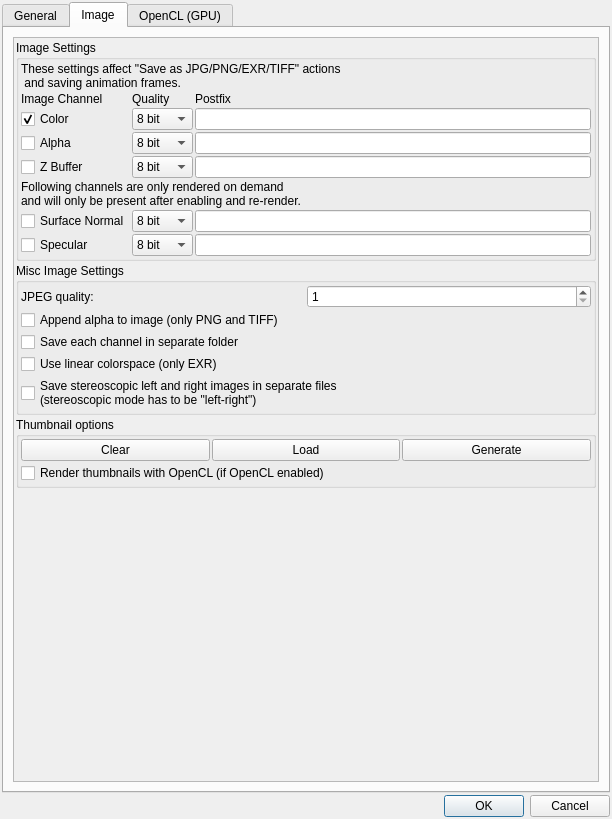
Above: mandelbulber2/qt/preferences_dialog.ui from buddhi1980/mandelbulber2 before the change. Below: the same form after it.
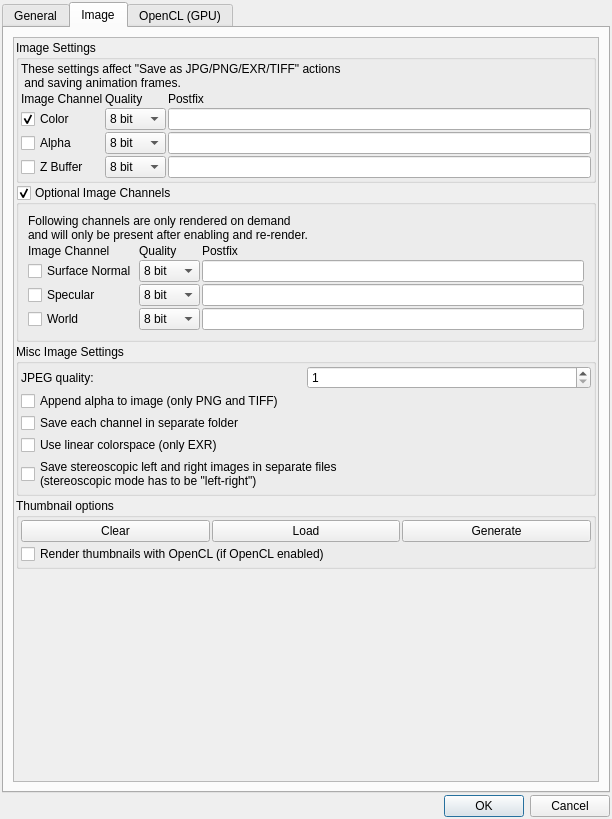
That is the form after the change. The open tabs and pages were chosen to show the change. Icons and pictures are not drawn. Custom widgets are drawn as their Qt base class.

Commit message: moved optional image channels to own group-check

What changed in the file:
```diff
--- a/mandelbulber2/qt/preferences_dialog.ui
+++ b/mandelbulber2/qt/preferences_dialog.ui
@@ -595,8 +595,8 @@
            <rect>
             <x>0</x>
             <y>0</y>
-            <width>588</width>
-            <height>743</height>
+            <width>584</width>
+            <height>716</height>
            </rect>
           </property>
           <layout class="QVBoxLayout" name="verticalLayout_image">
@@ -775,7 +775,26 @@
                   </property>
                  </widget>
                 </item>
-                <item row="4" column="0" colspan="3">
+               </layout>
+              </item>
+             </layout>
+            </widget>
+           </item>
+           <item>
+            <layout class="QVBoxLayout" name="verticalLayout_10">
+             <item>
+              <widget class="MyGroupBox" name="groupCheck_optional_image_channels">
+               <property name="title">
+                <string>Optional Image Channels</string>
+               </property>
+               <property name="checkable">
+                <bool>true</bool>
+               </property>
+               <layout class="QGridLayout" name="gridLayout_optional_image_channels">
+                <property name="spacing">
+                 <number>2</number>
+                </property>
+                <item row="0" column="0" colspan="3">
                  <widget class="QLabel" name="label_rerender_required_info">
                   <property name="text">
                    <string>Following channels are only rendered on demand
@@ -783,14 +802,35 @@
                   </property>
                  </widget>
                 </item>
-                <item row="5" column="0">
+                <item row="1" column="0">
+                 <widget class="QLabel" name="label_10">
+                  <property name="text">
+                   <string>Image Channel</string>
+                  </property>
+                 </widget>
+                </item>
+                <item row="1" column="1">
+                 <widget class="QLabel" name="label_8">
+                  <property name="text">
+                   <string>Quality</string>
+                  </property>
+                 </widget>
+                </item>
+                <item row="1" column="2">
+                 <widget class="QLabel" name="label_9">
+                  <property name="text">
+                   <string>Postfix</string>
+                  </property>
+                 </widget>
+                </item>
+                <item row="2" column="0">
                  <widget class="MyCheckBox" name="checkBox_normal_enabled">
                   <property name="text">
                    <string>Surface Normal</string>
                   </property>
                  </widget>
                 </item>
-                <item row="5" column="1">
+                <item row="2" column="1">
                  <widget class="MyComboBox" name="comboBox_normal_quality">
                   <item>
                    <property name="text">
@@ -809,21 +849,21 @@
                   </item>
                  </widget>
                 </item>
-                <item row="5" column="2">
+                <item row="2" column="2">
                  <widget class="MyLineEdit" name="text_normal_postfix">
                   <property name="text">
                    <string/>
                   </property>
                  </widget>
                 </item>
-                <item row="6" column="0">
+                <item row="3" column="0">
                  <widget class="MyCheckBox" name="checkBox_specular_enabled">
                   <property name="text">
                    <string>Specular</string>
                   </property>
                  </widget>
                 </item>
-                <item row="6" column="1">
+                <item row="3" column="1">
                  <widget class="MyComboBox" name="comboBox_specular_quality">
                   <item>
                    <property name="text">
@@ -842,17 +882,50 @@
                   </item>
                  </widget>
                 </item>
-                <item row="6" column="2">
+                <item row="3" column="2">
                  <widget class="MyLineEdit" name="text_specular_postfix">
                   <property name="text">
                    <string/>
                   </property>
                  </widget>
                 </item>
+                <item row="4" column="0">
+                 <widget class="MyCheckBox" name="checkBox_world_enabled">
+                  <property name="text">
+                   <string>World</string>
+                  </property>
+                 </widget>
+                </item>
+                <item row="4" column="1">
+                 <widget class="MyComboBox" name="comboBox_world_quality">
+                  <item>
+                   <property name="text">
+                    <string>8 bit</string>
+                   </property>
+                  </item>
+                  <item>
+                   <property name="text">
+                    <string>16 bit</string>
+                   </property>
+                  </item>
+                  <item>
+                   <property name="text">
+                    <string>32 bit</string>
+                   </property>
+                  </item>
+                 </widget>
+                </item>
+                <item row="4" column="2">
+                 <widget class="MyLineEdit" name="text_world_postfix">
+                  <property name="text">
+                   <string/>
+                  </property>
+                 </widget>
+                </item>
                </layout>
-              </item>
-             </layout>
-            </widget>
+              </widget>
+             </item>
+            </layout>
            </item>
            <item>
             <widget class="QGroupBox" name="groupBox_2">
```
Left out of the diff: 10 changed lines with no effect on the pictures. The commit also changes 1 other file.
